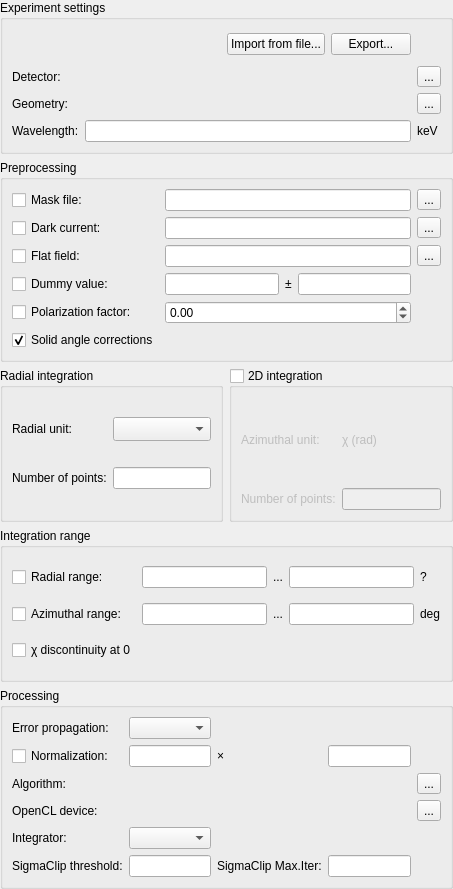
Qt form src/pyFAI/resources/gui/worker-configurator.ui (silx-kit/pyFAI) before a commit.
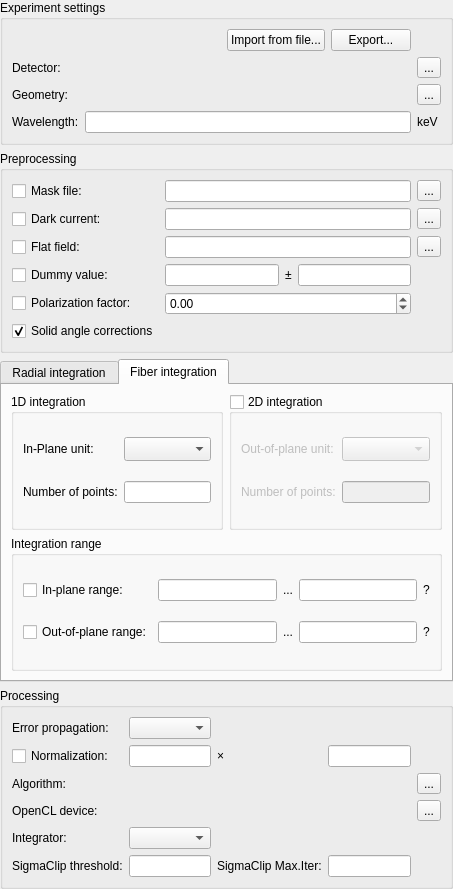
The same form after that commit. The open tabs and pages were chosen to show the change. Custom widgets are drawn as their Qt base class.

Commit message: Fiber config + GUIs

Diff of the .ui file:
```diff
--- a/src/pyFAI/resources/gui/worker-configurator.ui
+++ b/src/pyFAI/resources/gui/worker-configurator.ui
@@ -325,10 +325,21 @@
        <number>0</number>
       </property>
       <item>
-       <widget class="QGroupBox" name="groupBox_8">
+        <widget class="QTabWidget" name="tabWidget"> 
+          <widget class="QWidget" name="tab_radial">
+            <attribute name="title"> 
+            <string>Radial integration</string> 
+            </attribute>
+
+            <layout class="QVBoxLayout" name="radial_vbox">
+            <item>
+              <layout class="QHBoxLayout" name="radial_hbox_1">
+              <item>
+                <widget class="QGroupBox" name="do_1D">
         <property name="title">
-         <string>Radial integration</string>
-        </property>
+                  <string>1D integration</string>
+                  </property>
+
         <layout class="QGridLayout" name="gridLayout_8">
          <item row="2" column="0">
           <widget class="QLabel" name="label_21">
@@ -396,9 +407,19 @@
         </layout>
        </widget>
       </item>
-     </layout>
-    </widget>
-   </item>
+
+
+
+
+
+
+              </layout>
+              
+
+            </item>
+
+            <item>
+              <layout class="QHBoxLayout" name="radial_hbox_2">
    <item>
     <widget class="QGroupBox" name="groupBox_5">
      <property name="title">
@@ -497,6 +518,234 @@
      </layout>
     </widget>
    </item>
+              </layout>
+
+            </item>
+            </layout>
+
+          </widget>
+
+
+
+
+
+
+
+
+
+
+          <widget class="QWidget" name="tab_fiber">
+            <attribute name="title"> 
+            <string>Fiber integration</string> 
+            </attribute>
+
+            <layout class="QVBoxLayout" name="fiber_vbox">
+            <item>
+              <layout class="QHBoxLayout" name="fiber_hbox_1">
+              <item>
+                <widget class="QGroupBox" name="do_1D_fiber">
+                  <property name="title">
+                  <string>1D integration</string>
+                  </property>
+
+                  <layout class="QGridLayout" name="gridLayout_fib_8">
+                  <item row="2" column="0">
+                    <widget class="QLabel" name="label_21_fib">
+                    <property name="text">
+                      <string>Number of points:</string>
+                    </property>
+                    </widget>
+                  </item>
+
+                  <item row="2" column="1">
+                    <widget class="QLineEdit" name="nbpt_ip"/>
+                  </item>
+
+                  <item row="1" column="0">
+                    <widget class="QLabel" name="label_12_fib">
+                    <property name="text">
+                      <string>In-Plane unit:</string>
+                    </property>
+                    </widget>
+                  </item>
+
+                  <item row="1" column="1">
+                    <widget class="UnitSelector" name="ip_unit">
+                    <property name="sizeAdjustPolicy">
+                      <enum>QComboBox::AdjustToMinimumContentsLengthWithIcon</enum>
+                    </property>
+                    </widget>
+                  </item>
+
+                  </layout>
+                </widget>
+              </item>
+
+              <item>
+                <widget class="QGroupBox" name="do_2D_fiber">
+                  <property name="title">
+                  <string>2D integration</string>
+                  </property>
+                  <property name="checkable">
+                  <bool>true</bool>
+                  </property>
+
+                  <property name="checked">
+                  <bool>false</bool>
+                  </property>
+
+                  <layout class="QGridLayout" name="gridLayout_7_fib">
+
+                  <item row="1" column="0">
+                    <widget class="QLabel" name="label_20_fib">
+                    <property name="text">
+                      <string>Number of points:</string>
+                    </property>
+                    </widget>
+                  </item>
+                  <item row="0" column="0">
+                    <widget class="QLabel" name="label_17_fib">
+                    <property name="text">
+                      <string>Out-of-plane unit:</string>
+                    </property>
+                    </widget>
+                  </item>
+                  <item row="1" column="1">
+                    <widget class="QLineEdit" name="nbpt_oop"/>
+                  </item>
+                  <item row="0" column="1">
+                    <widget class="UnitSelector" name="oop_unit">
+                    <property name="sizeAdjustPolicy">
+                      <enum>QComboBox::AdjustToMinimumContentsLengthWithIcon</enum>
+                    </property>
+                    </widget>
+                  </item>
+                  </layout>
+                </widget>
+              </item>
+
+
+
+
+
+
+              </layout>
+              
+
+            </item>
+
+            <item>
+              <layout class="QHBoxLayout" name="fiber_hbox_2">
+                <item>
+                  <widget class="QGroupBox" name="groupBox_5_fib">
+                  <property name="title">
+                    <string>Integration range</string>
+                  </property>
+                  <layout class="QGridLayout" name="gridLayout_4_fib">
+                    <item row="2" column="2">
+                    <widget class="QLabel" name="label_9_fib">
+                      <property name="text">
+                      <string>...</string>
+                      </property>
+                    </widget>
+                    </item>
+                    <item row="2" column="3">
+                    <widget class="QLineEdit" name="ip_range_max">
+                      <property name="toolTip">
+                      <string>upper in-plane bound</string>
+                      </property>
+                    </widget>
+                    </item>
+                    <item row="2" column="0">
+                    <widget class="QCheckBox" name="do_ip_range">
+                      <property name="toolTip">
+                      <string>Limit/Force the in-plane range</string>
+                      </property>
+                      <property name="text">
+                      <string>In-plane range:</string>
+                      </property>
+                    </widget>
+                    </item>
+                    <item row="2" column="1">
+                    <widget class="QLineEdit" name="ip_range_min">
+                      <property name="toolTip">
+                      <string>Lower in-plane bound</string>
+                      </property>
+                    </widget>
+                    </item>
+                    <item row="2" column="4">
+                    <widget class="QLabel" name="_ipRangeUnit">
+                      <property name="text">
+                      <string>?</string>
+                      </property>
+                    </widget>
+                    </item>
+                    <item row="3" column="0">
+                    <widget class="QCheckBox" name="do_ip_range">
+                      <property name="toolTip">
+                      <string>Limit/force the in-plane range</string>
+                      </property>
+                      <property name="text">
+                      <string>Out-of-plane range:</string>
+                      </property>
+                    </widget>
+                    </item>
+                    <item row="3" column="1">
+                    <widget class="QLineEdit" name="oop_range_min">
+                      <property name="toolTip">
+                      <string>Lower out-of-plane bound</string>
+                      </property>
+                      <property name="text">
+                      <string/>
+                      </property>
+                    </widget>
+                    </item>
+                    <item row="3" column="3">
+                    <widget class="QLineEdit" name="oop_range_max">
+                      <property name="toolTip">
+                      <string>Upper out-of-plane bound</string>
+                      </property>
+                    </widget>
+                    </item>
+                    <item row="3" column="4">
+                    <widget class="QLabel" name="label_24_fib">
+                      <property name="text">
+                      <string>?</string>
+                      </property>
+                    </widget>
+                    </item>
+                    <item row="3" column="2">
+                    <widget class="QLabel" name="label_10_fib">
+                      <property name="text">
+                      <string>...</string>
+                      </property>
+                    </widget>
+                    </item>
+                  </layout>
+                  </widget>
+                </item>
+              </layout>
+
+            </item>
+            </layout>
+
+          </widget>
+
+
+
+
+        </widget>
+
+
+      </item>
+
+     </layout>
+    </widget>
+   </item>
+
+
+
+
    <item>
     <widget class="QGroupBox" name="groupBox_4">
      <property name="title">
```
Left out of the diff: 11 changed lines with no effect on the pictures. Lines whose indentation alone changed are shown as unchanged.
